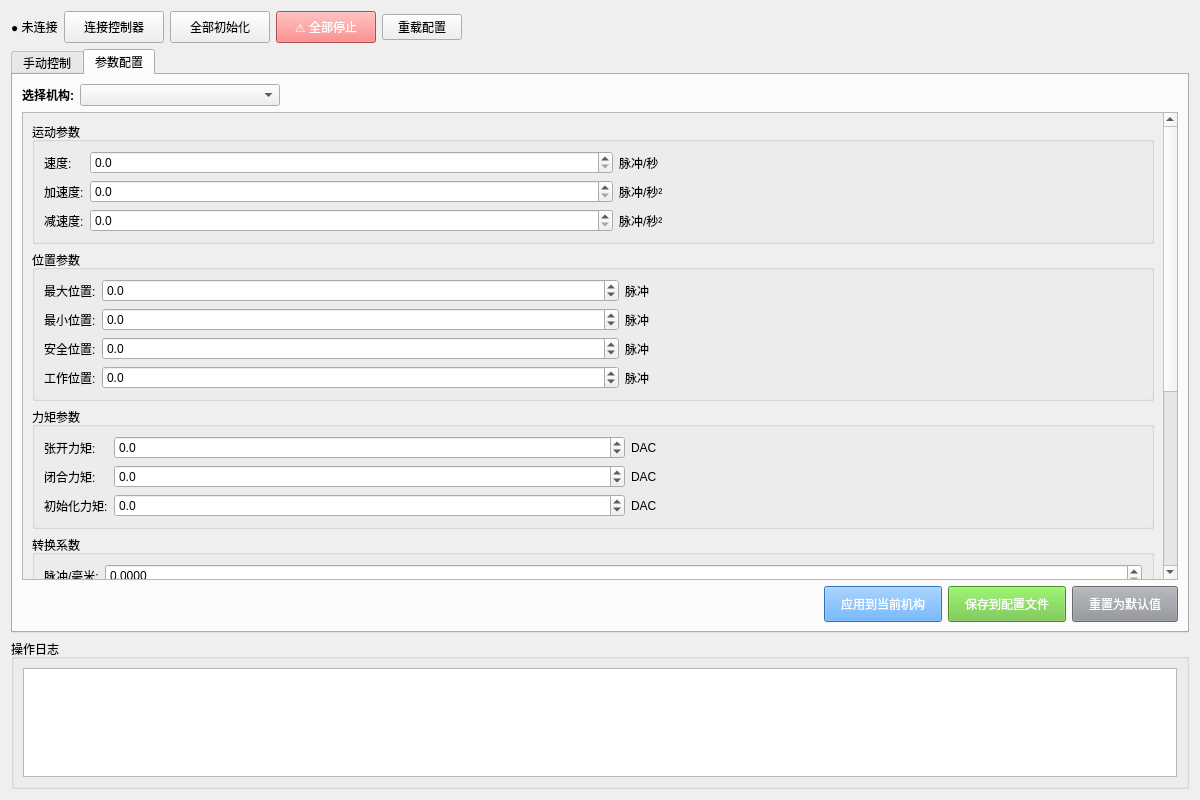
This is forms/DrillControlPage.ui in Huier-git/Drill2tool as Qt 5 draws it before an edit. The edited form follows.
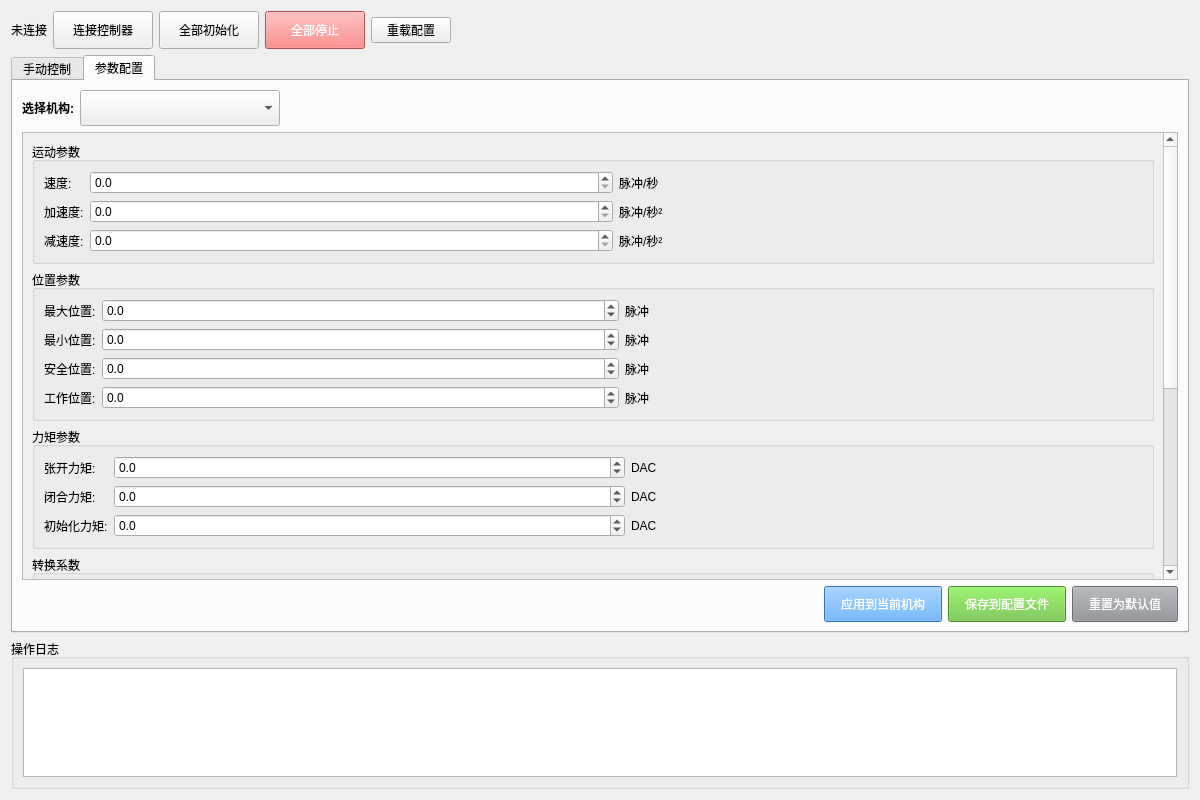
This is the edited form.

What changed in the file:
```diff
--- a/forms/DrillControlPage.ui
+++ b/forms/DrillControlPage.ui
@@ -304,7 +304,7 @@
      <item>
       <widget class="QLabel" name="lbl_connection_status">
        <property name="text">
-        <string>● 未连接</string>
+        <string>未连接</string>
        </property>
       </widget>
      </item>
@@ -313,7 +313,7 @@
        <property name="minimumSize">
         <size>
          <width>100</width>
-         <height>32</height>
+         <height>38</height>
         </size>
        </property>
        <property name="text">
@@ -326,7 +326,7 @@
        <property name="minimumSize">
         <size>
          <width>100</width>
-         <height>32</height>
+         <height>38</height>
         </size>
        </property>
        <property name="text">
@@ -339,14 +339,14 @@
        <property name="minimumSize">
         <size>
          <width>100</width>
-         <height>32</height>
+         <height>38</height>
         </size>
        </property>
        <property name="styleSheet">
         <string>background-color: #f56c6c; color: white;</string>
        </property>
        <property name="text">
-        <string>⚠ 全部停止</string>
+        <string>全部停止</string>
        </property>
       </widget>
      </item>
@@ -1055,7 +1055,7 @@
            <property name="minimumSize">
             <size>
              <width>200</width>
-             <height>0</height>
+             <height>36</height>
             </size>
            </property>
           </widget>
@@ -1084,9 +1084,9 @@
           <property name="geometry">
            <rect>
             <x>0</x>
-            <y>-399</y>
-            <width>1131</width>
-            <height>848</height>
+            <y>0</y>
+            <width>1157</width>
+            <height>1026</height>
            </rect>
           </property>
           <layout class="QVBoxLayout" name="configParamsLayout">
```
Left out of the diff: 4 changed lines with no effect on the pictures.
